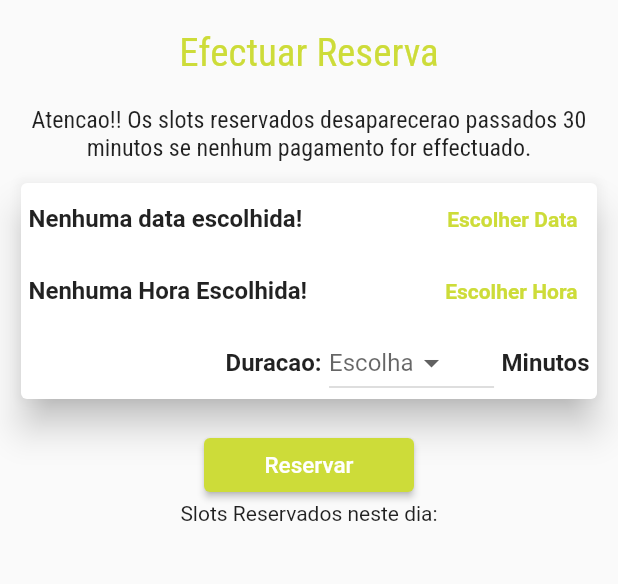
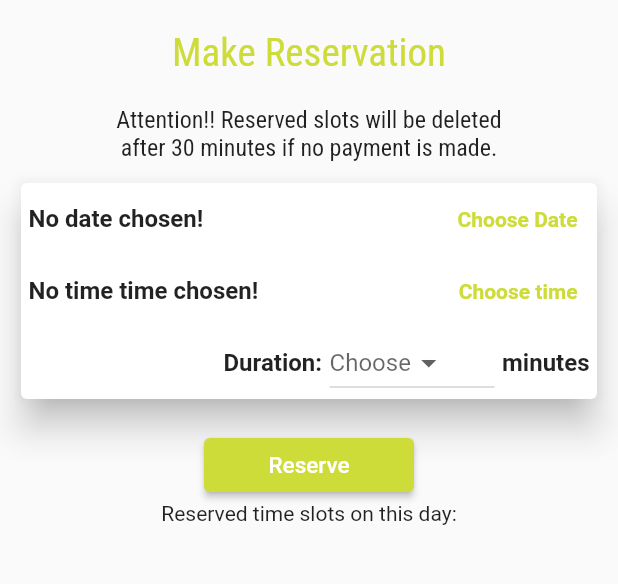
Before and after one commit to Futurepocket/CorkPadelArena, a Flutter app: the Dash screen opened by its route, after a tap on "Make Reservation", on a phone screen of 412 x 824 dp, the part 264-848 px from its top. Run offline on Flutter 3.47's test engine with Material 2 defaults, Android fonts, the phone set to English and light mode, and no system bars; our stand-ins replace cloud_firestore, firebase_auth, firebase_core, firebase_database, google_fonts; accounts and stored records are empty; generated files the repository leaves out were written again.

Commit message:
no message

```diff
--- a/lib/l10n/intl_en.arb
+++ b/lib/l10n/intl_en.arb
@@ -1,22 +1,35 @@
 {
   "address" : "Address",
   "anEmailWasSent" : "An email was sent",
+  "attention30Mins": "Attention!! Reserved slots will be deleted\nafter 30 minutes if no payment is made.",
+  "choose": "Choose",
+  "chooseDate": "Choose Date",
+  "chooseDuration": "Choose the duration",
+  "chooseTime": "Choose time",
   "city": "City",
   "confirmPassword": "Confirm Password",
   "contacts": "Contacts",
+  "dateChosen": "Date chosen",
   "didNotReceive": "Did not receive confirmation email?",
+  "duration": "Duration",
   "emailNotRecognized" : "Email not recognized. Please register",
   "enter": "Enter",
   "enterYourEmail": "Enter your email",
   "familyName": "Family Name",
   "firstName": "First Name",
   "forgotPassword": "Forgot your password? ",
+  "from": "From",
   "invalidNif": "Invalid National Insurance Number",
+  "invalidSlot": "Invalid time slot!",
   "login": "Login",
   "loginError": "Login error",
   "logout": "Logout",
   "makeReservation": "Make Reservation",
+  "minutes": "minutes",
   "myReservations": "My Reservations",
+  "noDateChosen": "No date chosen!",
+  "noReservationsOnDay": "There are no reservations on this day",
+  "noTimeChosen": "No time time chosen!",
   "nif": "NIN",
   "onlineShop": "Online Shop",
   "or": "OR",
@@ -32,9 +45,13 @@
   "registrationSuccessful": "Registration Successful",
   "required": "Required",
   "resend": "Resend",
+  "reserve": "Reserve",
+  "reservedSlots": "Reserved time slots on this day",
   "signIn": "Sign In",
   "submit": "Submit",
   "tapHere": "Tap here!",
+  "timeChosen":"Time chosen",
+  "to": "to",
   "welcome": "Welcome",
   "welcometoTheApp": "Welcome to the Cork Padel Arena App"
 }
--- a/lib/view/reserve.dart
+++ b/lib/view/reserve.dart
@@ -1,5 +1,6 @@
 import 'dart:async';
 import 'dart:math';
+import 'package:flutter_gen/gen_l10n/app_localizations.dart';
 import 'package:cork_padel_arena/models/ReservationStreamPublisher.dart';
 import 'package:cork_padel_arena/models/reservation.dart';
 import 'package:cork_padel_arena/models/userr.dart';
@@ -27,7 +28,7 @@ void showToast({
 class _ReserveState extends State<Reserve> {
   DatabaseReference database = FirebaseDatabase.instance.ref();
   String? _selectedDuration;
-  String _warning = 'Nenhuma Hora Escolhida!';
+  String _warning = '';
   String _warning2 = '';
 
   DateTime? _selectedDate;
@@ -37,6 +38,7 @@ class _ReserveState extends State<Reserve> {
 
   @override
   void initState() {
+    _warning = AppLocalizations.of(context)!.noTimeChosen;
     super.initState();
   }
   //List<Reservation> reservationList = [];
@@ -241,6 +243,7 @@ print(comparison);
 
   @override
   Widget build(BuildContext context) {
+
     return Scaffold(
       floatingActionButtonLocation: FloatingActionButtonLocation.endTop,
       floatingActionButton: FloatingActionButton(
@@ -276,7 +279,7 @@ print(comparison);
                 Padding(
                   padding: const EdgeInsets.all(10.0),
                   child: Text(
-                    'Efectuar Reserva',
+                    AppLocalizations.of(context)!.makeReservation,
                     style: TextStyle(
                       fontFamily: 'Roboto Condensed',
                       fontSize: 26,
@@ -286,9 +289,8 @@ print(comparison);
                 ),
                 Padding(
                   padding: const EdgeInsets.all(10.0),
-                  child: Text(
-                    'Atencao!! Os slots reservados desaparecerao ' +
-                        'passados 30 minutos se nenhum pagamento for effectuado.',
+                  child: Text(AppLocalizations.of(context)!.attention30Mins
+                    ,
                     style: TextStyle(
                       fontFamily: 'Roboto Condensed',
                       fontSize: 16,
@@ -307,10 +309,9 @@ print(comparison);
 //TEXT SHOWING CHOSEN DATE////////////////////////////////////////////////
                               child: Text(
                                 _selectedDate == null
-                                    ? 'Nenhuma data escolhida!'
-                                    : 'Data Escolhida: ' +
-                                        DateFormat.yMd('pt')
-                                            .format(_selectedDate!),
+                                    ? AppLocalizations.of(context)!.noDateChosen
+                                    : '${AppLocalizations.of(context)!
+                      .dateChosen}: ${DateFormat.yMd('pt').format(_selectedDate!)}',
                                 style: TextStyle(
                                     fontSize: 16, fontWeight: FontWeight.bold),
                               ),
@@ -320,7 +321,8 @@ print(comparison);
                               onPressed: () {
                                 _presentDatePicker();
                               },
-                              child: Text("Escolher Data",
+                              child: Text(AppLocalizations.of(context)!
+                                  .chooseDate,
                                   style: TextStyle(
                                     fontWeight: FontWeight.bold,
                                   )),
@@ -338,8 +340,8 @@ print(comparison);
                               child: Text(
                                 _timeChosen == null
                                     ? _warning
-                                    : 'Hora Escolhida: ' +
-                                        "${_timeChosen!.format(context)}",
+                                    : '${AppLocalizations.of(context)!
+                                    .timeChosen}: ${_timeChosen!.format(context)}',
                                 style: TextStyle(
                                     fontSize: 16, fontWeight: FontWeight.bold),
                               ),
@@ -347,7 +349,8 @@ print(comparison);
 //BUTTON TO CHOOSE TIME ////////////////////////////////////////////////
                             TextButton(
                               onPressed: _presentTimePicker,
-                              child: Text("Escolher Hora",
+                              child: Text(AppLocalizations.of(context)!
+                                  .chooseTime,
                                   style: TextStyle(
                                     fontWeight: FontWeight.bold,
                                   )),
@@ -363,7 +366,7 @@ print(comparison);
                               mainAxisAlignment: MainAxisAlignment.end,
                               children: <Widget>[
                                 Text(
-                                  'Duracao:',
+                                  '${AppLocalizations.of(context)!.duration}:',
                                   style: TextStyle(
                                       fontSize: 16, fontWeight: FontWeight.bold),
                                 ),
@@ -373,7 +376,7 @@ print(comparison);
                                   width: 120,
 //DROPDOWN LIST TO CHOOSE DURATION ////////////////////////////////////////////////
                                   child: DropdownButton<String>(
-                                    hint: Text('Escolha'),
+                                    hint: Text(AppLocalizations.of(context)!.choose),
                                     value: _selectedDuration,
                                     items: <String>['30', '60', '90', '120']
                                         .map((String value) {
@@ -399,7 +402,7 @@ print(comparison);
                                   ),
                                 ),
                                 Text(
-                                  'Minutos',
+                                  AppLocalizations.of(context)!.minutes,
                                   style: TextStyle(
                                       fontSize: 16, fontWeight: FontWeight.bold),
                                 ),
@@ -420,7 +423,7 @@ print(comparison);
                       onPrimary: Colors.white,
                     ),
                     child: Text(
-                      "Reservar",
+                      AppLocalizations.of(context)!.reserve,
                       style: TextStyle(fontSize: 15),
                     ),
                     onPressed: () {
@@ -435,14 +438,14 @@ print(comparison);
                         return;
                       } else if (!_reservationValid || !_isNotNow) {
                         _timeChosen = null;
-                        _warning = 'Slot invalido!';
+                        _warning = AppLocalizations.of(context)!.invalidSlot;
                         setState(() {
-                          _warning2 = 'Slot invalido!';
+                          _warning2 = AppLocalizations.of(context)!.invalidSlot;
                         });
                         return;
                       } else if (_selectedDuration == null) {
                         setState(() {
-                          _warning2 = 'Escolha uma duracao';
+                          _warning2 = AppLocalizations.of(context)!.chooseDuration;
                         });
                         return;
                       }
@@ -450,7 +453,7 @@ print(comparison);
                   ),
                 ),
 ////////////////// LIST SHOWING RESERVES FOR THIS DAY ////////////////////////////////////////////////
-                Text('Slots Reservados neste dia:'),
+                Text('${AppLocalizations.of(context)!.reservedSlots}:'),
                 _selectedDate != null
                     ? StreamBuilder(
                         stream:
@@ -478,12 +481,12 @@ print(comparison);
                                 return ListTile(
                                   leading: Icon(Icons.lock_clock),
                                   title: Text(
-                                      "Das ${nextReservation.hour}  as  ${nextReservation.duration}"),
+"${AppLocalizations.of(context)!.from} ${nextReservation.hour} ${AppLocalizations.of(context)!.to} ${nextReservation.duration}"),
                                 );
                               }));
                             } catch (e) {
                               return Text(
-                                  'Ainda nao existem reservas neste dia');
+                                  AppLocalizations.of(context)!.noReservationsOnDay);
                             }
                           }
                           // }
@@ -494,7 +497,7 @@ print(comparison);
                               ),
                             );
                           }
-                          return Text('Ainda nao existem reservas neste dia');
+                          return Text(AppLocalizations.of(context)!.noReservationsOnDay);
                         })
                     : SizedBox(),
               ],
@@ -507,7 +510,6 @@ print(comparison);
 }
 
 extension TimeOfDayExtension on TimeOfDay {
-  // Ported from org.threeten.bp;
   TimeOfDay plusMinutes(int minutes) {
     if (minutes == 0) {
       return this;
```
Also changed, not shown: lib/l10n/intl_pt.arb (+18 -1 lines), pubspec.lock, 6 other files.
